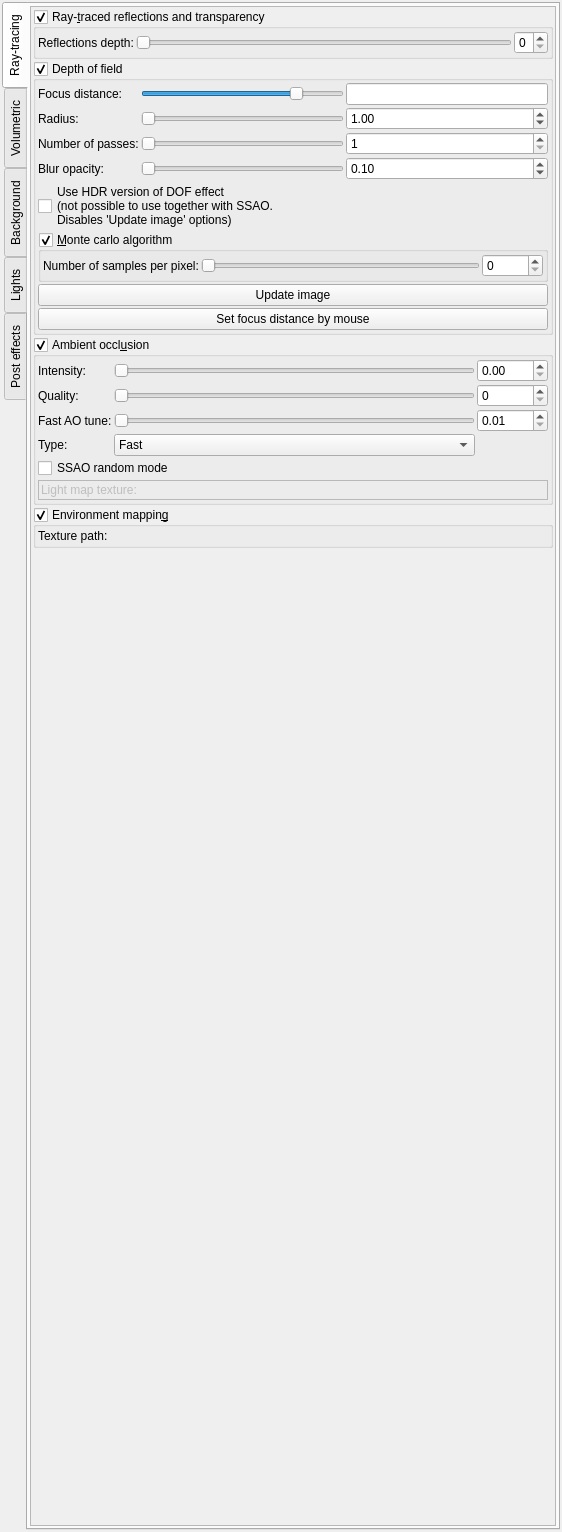
Above: mandelbulber2/qt/dock_effects.ui from buddhi1980/mandelbulber2 before the change. Below: the same form after it.
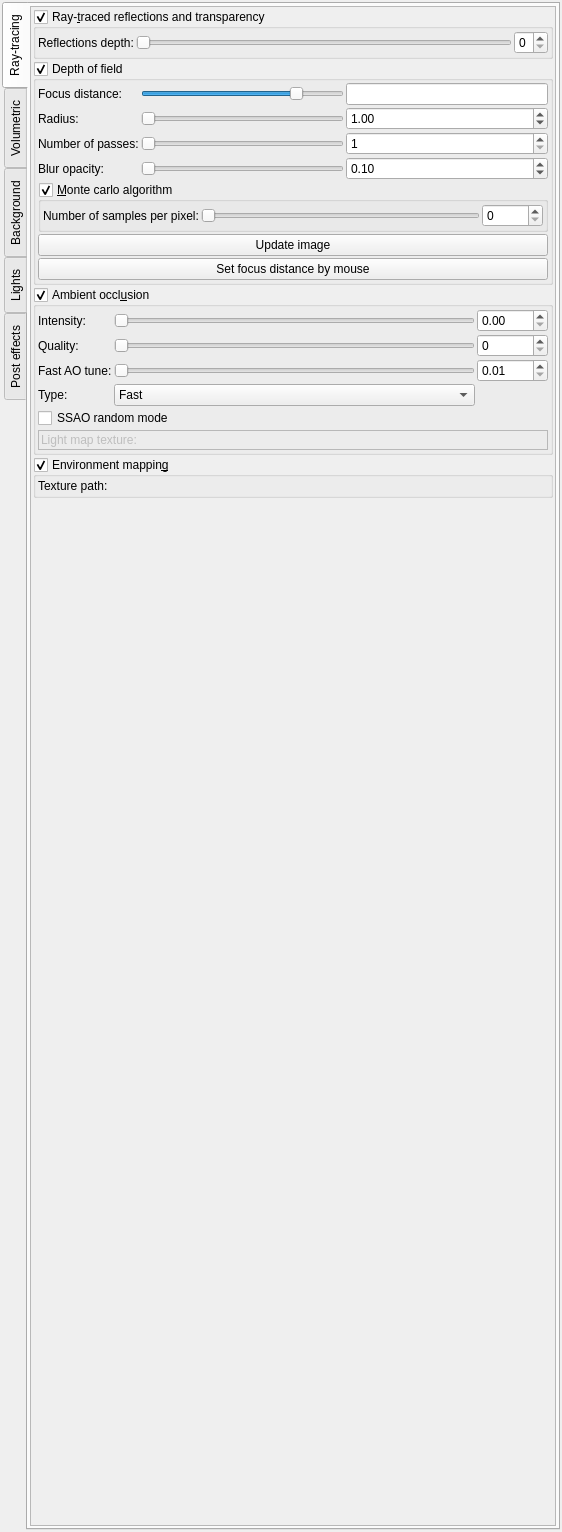
That is the form after the change. Icons and pictures are not drawn. Custom widgets are drawn as their Qt base class.

Commit message: Removed no longer needed HDR DOF option (now DOF is always rendered as HDR)

Diff of the .ui file:
```diff
--- a/mandelbulber2/qt/dock_effects.ui
+++ b/mandelbulber2/qt/dock_effects.ui
@@ -312,24 +312,6 @@
                   </property>
                  </widget>
                 </item>
-                <item row="4" column="0" colspan="3">
-                 <widget class="MyCheckBox" name="checkBox_DOF_HDR">
-                  <property name="sizePolicy">
-                   <sizepolicy hsizetype="Minimum" vsizetype="Maximum">
-                    <horstretch>0</horstretch>
-                    <verstretch>0</verstretch>
-                   </sizepolicy>
-                  </property>
-                  <property name="toolTip">
-                   <string>&lt;html&gt;&lt;head/&gt;&lt;body&gt;&lt;p&gt;Use DOF algorithm based on floating point image buffer.&lt;/p&gt;&lt;p&gt;This mode cannot be used together with SSAO effect.&lt;/p&gt;&lt;p&gt;When effect is already rendered there is no possibility to adjust image brightness, contrast and gamma.&lt;/p&gt;&lt;/body&gt;&lt;/html&gt;</string>
-                  </property>
-                  <property name="text">
-                   <string>Use HDR version of DOF effect
-(not possible to use together with SSAO.
-Disables 'Update image' options)</string>
-                  </property>
-                 </widget>
-                </item>
                 <item row="2" column="0">
                  <widget class="QLabel" name="label_349">
                   <property name="text">
```
Left out of the diff: 17 changed lines with no effect on the pictures. The commit also changes 2 other files.
